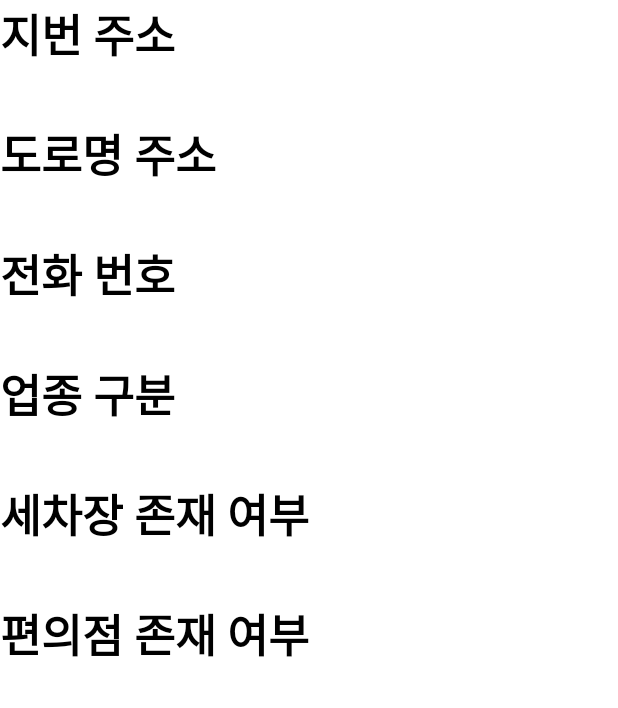
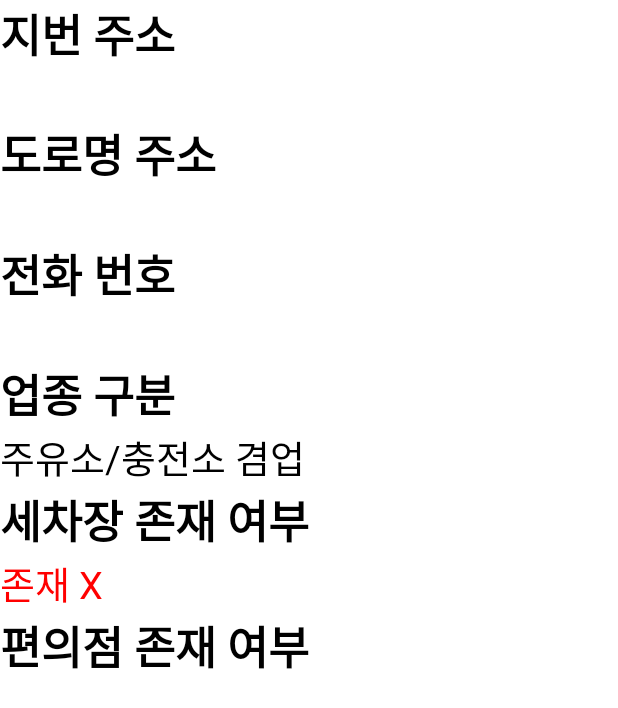
Before and after one commit to leeugun123/find_gas_station, an Android app: the IntelActivity screen opened directly, with no data from a screen before it, on a phone screen of 412 x 824 dp. Shown: the top 708 px of the screen. Run offline under Robolectric (Android 15) with nearby library versions, the phone set to English and light mode, and no system bars; 3 statements that could not run were skipped.

Commit message:
주유소 정보 가공

```diff
--- a/app/src/main/java/org/techtown/find_gas_station/IntelActivity.java
+++ b/app/src/main/java/org/techtown/find_gas_station/IntelActivity.java
@@ -3,6 +3,7 @@ package org.techtown.find_gas_station;
 import androidx.appcompat.app.AppCompatActivity;
 
 import android.content.Intent;
+import android.graphics.Color;
 import android.os.Bundle;
 
 import org.techtown.find_gas_station.databinding.ActivityIntelBinding;
@@ -21,19 +22,39 @@ public class IntelActivity extends AppCompatActivity {
         Intent receive_intent = getIntent();
 
         String lotAddress = receive_intent.getStringExtra("lotAddress");
-        binding.lotAddress.setText(lotAddress);
+        binding.lotAddress.setText(lotAddress);//지번 주소
 
         String stAddress = receive_intent.getStringExtra("stAddress");
-        binding.stAddress.setText(stAddress);
+        binding.stAddress.setText(stAddress);//도로명 주소
 
         String tel = receive_intent.getStringExtra("tel");
-        binding.tel.setText(tel);
+        binding.tel.setText(tel);//전화번호
 
         String oil_kind = receive_intent.getStringExtra("oil_kind");
-        binding.oilKind.setText(oil_kind);
+
+        if(oil_kind.equals("N")){
+            binding.oilKind.setText("주유소");
+        }
+        else if(oil_kind.equals("Y")){
+            binding.oilKind.setText("자동차 주유소");
+        }
+        else{
+            binding.oilKind.setText("주유소/충전소 겸업");
+        }
+        //업종 구분
+
 
         String carWash = receive_intent.getStringExtra("carWash");
-        binding.carWash.setText(carWash);
+        if(carWash.equals("Y")){
+            binding.carWash.setText("존재 O");
+            binding.carWash.setTextColor(Color.parseColor("#009900"));
+        }
+        else{
+            binding.carWash.setText("존재 X");
+            binding.carWash.setTextColor(Color.parseColor("#ff0000"));
+        }
+
+
 
         String store = receive_intent.getStringExtra("store");
         binding.store.setText(store);
--- a/app/src/main/res/layout/activity_intel.xml
+++ b/app/src/main/res/layout/activity_intel.xml
@@ -1,6 +1,5 @@
 <?xml version="1.0" encoding="utf-8"?>
 <LinearLayout xmlns:android="http://schemas.android.com/apk/res/android"
-    xmlns:app="http://schemas.android.com/apk/res-auto"
     xmlns:tools="http://schemas.android.com/tools"
     android:layout_width="match_parent"
     android:layout_height="match_parent"
@@ -41,7 +40,7 @@
         android:layout_width="match_parent"
         android:layout_height="wrap_content"
         android:textSize="25sp"
-        android:textColor="@color/black"
+        android:textColor="#0A65BF"
         />
 
     <TextView
```
